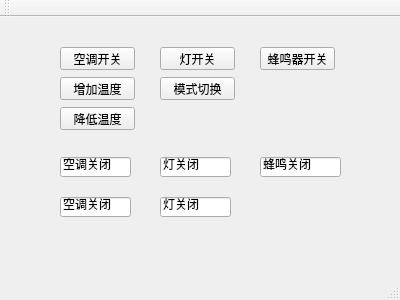
The window that mainwindow.ui (WSYU-SmartHome-Project/Control) describes before a commit, drawn with Qt 5.
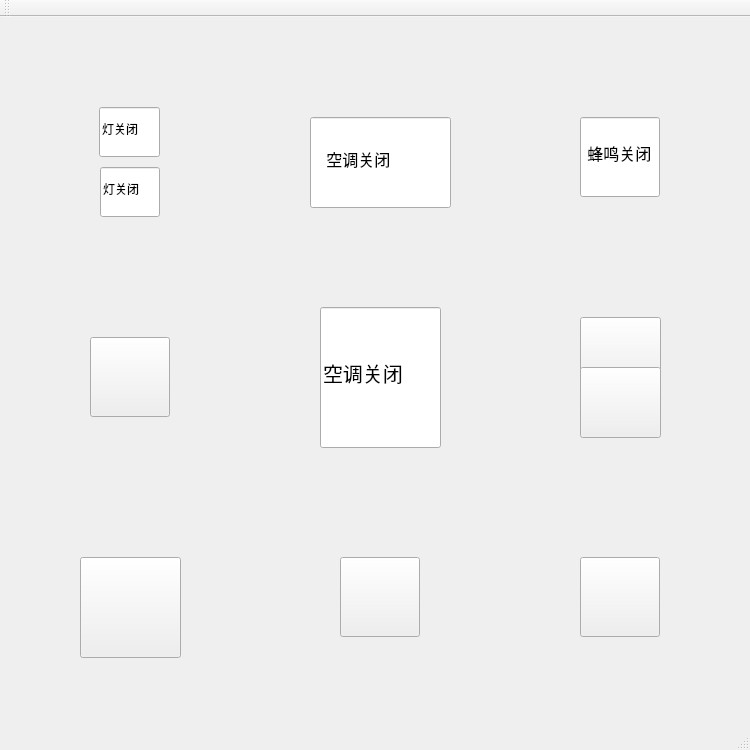
The same window after the commit. Icons and pictures are not drawn.

The edit to the form file:
```diff
--- a/mainwindow.ui
+++ b/mainwindow.ui
@@ -6,101 +6,200 @@
    <rect>
     <x>0</x>
     <y>0</y>
-    <width>400</width>
-    <height>300</height>
+    <width>750</width>
+    <height>750</height>
    </rect>
   </property>
   <property name="windowTitle">
    <string>MainWindow</string>
   </property>
   <widget class="QWidget" name="centralWidget">
+   <widget class="QWidget" name="widget" native="true">
+    <property name="geometry">
+     <rect>
+      <x>10</x>
+      <y>-10</y>
+      <width>750</width>
+      <height>750</height>
+     </rect>
+    </property>
+    <property name="styleSheet">
+     <string notr="true">border-image: url(:/image/control.jpg);</string>
+    </property>
    <widget class="QPushButton" name="ac_btn">
     <property name="geometry">
      <rect>
-      <x>60</x>
-      <y>30</y>
-      <width>75</width>
-      <height>23</height>
-     </rect>
-    </property>
+       <x>330</x>
+       <y>550</y>
+       <width>80</width>
+       <height>80</height>
+      </rect>
+     </property>
+     <property name="styleSheet">
+      <string notr="true">border-image:url(:/image/kongtiao.png)</string>
+     </property>
     <property name="text">
-     <string>空调开关</string>
+      <string/>
     </property>
    </widget>
    <widget class="QPushButton" name="led_btn">
     <property name="geometry">
      <rect>
-      <x>160</x>
-      <y>30</y>
-      <width>75</width>
-      <height>23</height>
-     </rect>
-    </property>
+       <x>70</x>
+       <y>550</y>
+       <width>101</width>
+       <height>101</height>
+      </rect>
+     </property>
+     <property name="styleSheet">
+      <string notr="true">border-image:url(:/image/light.png)</string>
+     </property>
     <property name="text">
-     <string>灯开关</string>
+      <string/>
     </property>
    </widget>
    <widget class="QPushButton" name="bee">
     <property name="geometry">
      <rect>
-      <x>260</x>
-      <y>30</y>
-      <width>75</width>
-      <height>23</height>
-     </rect>
-    </property>
+       <x>570</x>
+       <y>550</y>
+       <width>80</width>
+       <height>80</height>
+      </rect>
+     </property>
+     <property name="styleSheet">
+      <string notr="true">border-image:url(:/image/fengming.png)</string>
+     </property>
     <property name="text">
-     <string>蜂鸣器开关</string>
+      <string/>
+     </property>
+    </widget>
+    <widget class="QLineEdit" name="bee_display">
+     <property name="geometry">
+      <rect>
+       <x>570</x>
+       <y>110</y>
+       <width>80</width>
+       <height>80</height>
+      </rect>
+     </property>
+     <property name="font">
+      <font>
+       <pointsize>12</pointsize>
+      </font>
+     </property>
+     <property name="styleSheet">
+      <string notr="true">border-image:url(:/image/TV.png)</string>
+     </property>
+     <property name="text">
+      <string> 蜂鸣关闭</string>
     </property>
    </widget>
    <widget class="QPushButton" name="ac_add_btn">
     <property name="geometry">
      <rect>
-      <x>60</x>
-      <y>60</y>
-      <width>75</width>
-      <height>23</height>
-     </rect>
-    </property>
+       <x>570</x>
+       <y>310</y>
+       <width>81</width>
+       <height>71</height>
+      </rect>
+     </property>
+     <property name="styleSheet">
+      <string notr="true">border-image:url(:/image/up.png)</string>
+     </property>
     <property name="text">
-     <string>增加温度</string>
+      <string/>
     </property>
    </widget>
    <widget class="QPushButton" name="ac_sub_btn">
     <property name="geometry">
      <rect>
-      <x>60</x>
-      <y>90</y>
-      <width>75</width>
-      <height>23</height>
-     </rect>
-    </property>
+       <x>570</x>
+       <y>360</y>
+       <width>81</width>
+       <height>71</height>
+      </rect>
+     </property>
+     <property name="styleSheet">
+      <string notr="true">border-image:url(:/image/down.png)</string>
+     </property>
     <property name="text">
-     <string>降低温度</string>
+      <string/>
+     </property>
+    </widget>
+    <widget class="QLineEdit" name="ac_display">
+     <property name="geometry">
+      <rect>
+       <x>300</x>
+       <y>110</y>
+       <width>141</width>
+       <height>91</height>
+      </rect>
+     </property>
+     <property name="font">
+      <font>
+       <pointsize>12</pointsize>
+      </font>
+     </property>
+     <property name="styleSheet">
+      <string notr="true">border-image:url(:/image/ktxs.png)</string>
+     </property>
+     <property name="text">
+      <string>   空调关闭</string>
+     </property>
+    </widget>
+    <widget class="QLineEdit" name="tp_display">
+     <property name="geometry">
+      <rect>
+       <x>310</x>
+       <y>300</y>
+       <width>121</width>
+       <height>141</height>
+      </rect>
+     </property>
+     <property name="font">
+      <font>
+       <pointsize>15</pointsize>
+      </font>
+     </property>
+     <property name="styleSheet">
+      <string notr="true">border-image:url(:/image/TV.png)</string>
+     </property>
+     <property name="text">
+      <string>空调关闭</string>
+     </property>
+     <property name="readOnly">
+      <bool>true</bool>
     </property>
    </widget>
    <widget class="QPushButton" name="led_mod_btn">
     <property name="geometry">
      <rect>
-      <x>160</x>
-      <y>60</y>
-      <width>75</width>
-      <height>23</height>
-     </rect>
-    </property>
+       <x>80</x>
+       <y>330</y>
+       <width>80</width>
+       <height>80</height>
+      </rect>
+     </property>
+     <property name="styleSheet">
+      <string notr="true">border-image:url(:/image/lighttab.png)</string>
+     </property>
     <property name="text">
-     <string>模式切换</string>
+      <string/>
     </property>
    </widget>
    <widget class="QLineEdit" name="led_display">
     <property name="geometry">
      <rect>
-      <x>160</x>
-      <y>140</y>
-      <width>71</width>
-      <height>20</height>
-     </rect>
-    </property>
+       <x>89</x>
+       <y>100</y>
+       <width>61</width>
+       <height>50</height>
+      </rect>
+     </property>
+     <property name="styleSheet">
+      <string notr="true">border-image:url(:/image/TV.png)</string>
+     </property>
     <property name="text">
      <string>灯关闭</string>
     </property>
@@ -111,12 +210,15 @@
    <widget class="QLineEdit" name="model_display">
     <property name="geometry">
      <rect>
-      <x>160</x>
-      <y>180</y>
-      <width>71</width>
-      <height>20</height>
-     </rect>
-    </property>
+       <x>90</x>
+       <y>160</y>
+       <width>60</width>
+       <height>50</height>
+      </rect>
+     </property>
+     <property name="styleSheet">
+      <string notr="true">border-image:url(:/image/TV.png)</string>
+     </property>
     <property name="text">
      <string>灯关闭</string>
     </property>
@@ -124,44 +226,6 @@
      <bool>true</bool>
     </property>
    </widget>
-   <widget class="QLineEdit" name="ac_display">
-    <property name="geometry">
-     <rect>
-      <x>60</x>
-      <y>140</y>
-      <width>71</width>
-      <height>20</height>
-     </rect>
-    </property>
-    <property name="text">
-     <string>空调关闭</string>
-    </property>
-   </widget>
-   <widget class="QLineEdit" name="tp_display">
-    <property name="geometry">
-     <rect>
-      <x>60</x>
-      <y>180</y>
-      <width>71</width>
-      <height>20</height>
-     </rect>
-    </property>
-    <property name="text">
-     <string>空调关闭</string>
-    </property>
-   </widget>
-   <widget class="QLineEdit" name="bee_display">
-    <property name="geometry">
-     <rect>
-      <x>260</x>
-      <y>140</y>
-      <width>81</width>
-      <height>20</height>
-     </rect>
-    </property>
-    <property name="text">
-     <string>蜂鸣关闭</string>
-    </property>
    </widget>
   </widget>
   <widget class="QMenuBar" name="menuBar">
```
Left out of the diff: 4 changed lines with no effect on the pictures. Lines whose indentation alone changed are shown as unchanged.
